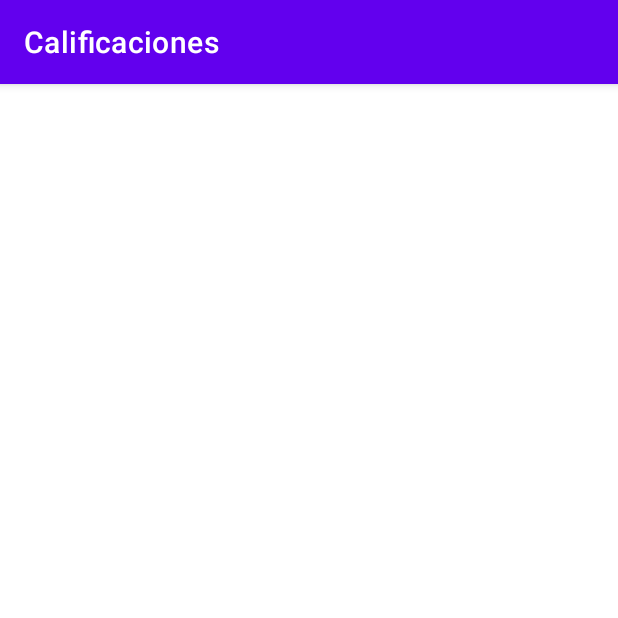
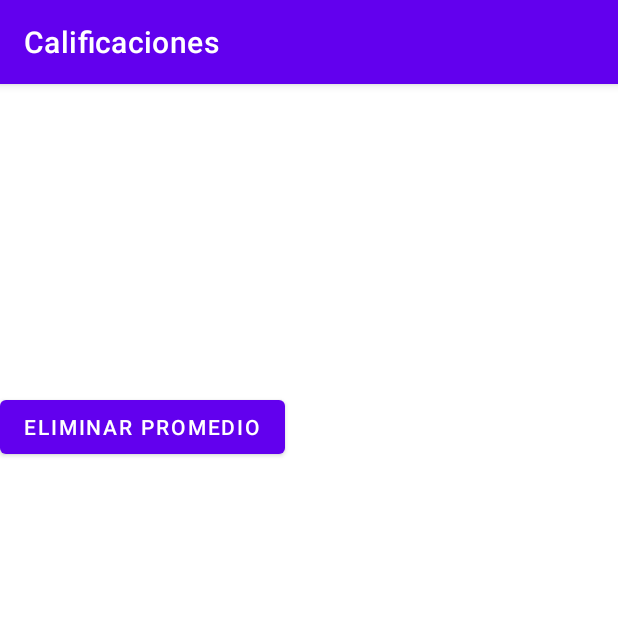
Before and after one commit to JulContreras/Proyecto_Promedios, an Android app: the VerDescripciones screen opened directly, with no data from a screen before it, on a phone screen of 412 x 824 dp, the top half of it. Run offline under Robolectric (Android 15) with nearby library versions, the phone set to English and light mode, and no system bars; 1 statement that could not run was skipped.

Commit message:
Metodo para eliminar descripciones

```diff
--- a/app/src/main/java/com/example/calificaciones/VerDescripciones.java
+++ b/app/src/main/java/com/example/calificaciones/VerDescripciones.java
@@ -1,10 +1,15 @@
 package com.example.calificaciones;
 
+import androidx.appcompat.app.AlertDialog;
 import androidx.appcompat.app.AppCompatActivity;
 import androidx.recyclerview.widget.LinearLayoutManager;
 import androidx.recyclerview.widget.RecyclerView;
 
+import android.content.DialogInterface;
+import android.content.Intent;
 import android.os.Bundle;
+import android.view.View;
+import android.widget.Button;
 import android.widget.Toast;
 
 import com.example.calificaciones.db.DbGrades;
@@ -15,12 +20,14 @@ import java.util.ArrayList;
 public class VerDescripciones extends AppCompatActivity {
     RecyclerView listaDescripcion;
     int id = 0;
+    Button eliminar;
     ArrayList<Descripcion> listaDesc = new ArrayList();
     @Override
     protected void onCreate(Bundle savedInstanceState) {
         super.onCreate(savedInstanceState);
         setContentView(R.layout.activity_ver_descripciones);
         listaDescripcion = findViewById(R.id.listaDescripcion);
+        eliminar = findViewById(R.id.btn_eliminarProm);
         if (savedInstanceState == null){
             Bundle extras = getIntent().getExtras();
             if (extras == null){
@@ -31,7 +38,34 @@ public class VerDescripciones extends AppCompatActivity {
         } else {
             id = (int) savedInstanceState.getSerializable("ID");
         }
+        DbGrades dbGrades = new DbGrades(VerDescripciones.this);
+        eliminar.setOnClickListener(new View.OnClickListener() {
+            @Override
+            public void onClick(View view) {
+                AlertDialog.Builder builder = new AlertDialog.Builder(VerDescripciones.this);
+                builder.setMessage("¿Desea eliminar TODOS los promedios?")
+                        .setPositiveButton("SI", new DialogInterface.OnClickListener() {
+                            @Override
+                            public void onClick(DialogInterface dialogInterface, int i) {
+                                dbGrades.eliminar(id);
+                                Intent intent = new Intent(VerDescripciones.this, MainActivity.class);
+                                startActivity(intent);
+                            }
+                        })
+                        .setNegativeButton("NO", new DialogInterface.OnClickListener() {
+                            @Override
+                            public void onClick(DialogInterface dialogInterface, int i) {
+                                return;
+                            }
+                        }).show();
+            }
+        });
 
+        visualizarDescripcion();
+
+    }
+
+    public void visualizarDescripcion(){
         DbGrades dbGrades = new DbGrades(VerDescripciones.this);
         listaDescripcion.setLayoutManager(new LinearLayoutManager(this));
         AdaptadorDescripcion adapter = new AdaptadorDescripcion(dbGrades.visualizarDesc(id));
--- a/app/src/main/java/com/example/calificaciones/db/DbGrades.java
+++ b/app/src/main/java/com/example/calificaciones/db/DbGrades.java
@@ -110,7 +110,8 @@ public class DbGrades extends DbHelper{
         SQLiteDatabase db = dbHelper.getWritableDatabase();
 
         try{
-            db.execSQL("DELETE FROM " + TABLE_GRADES + " WHERE id = '" + id + "' LIMIT 1" );
+            db.execSQL("DELETE FROM " + TABLE_GRADES + " WHERE id = '" + id + "'" );
+            db.execSQL("DELETE FROM " + TABLE_DESC + " WHERE idStudent = '" + id + "'" );
             correcto = true;
         }catch (Exception ex){
             ex.toString();
--- a/app/src/main/java/com/example/calificaciones/promedio.java
+++ b/app/src/main/java/com/example/calificaciones/promedio.java
@@ -43,6 +43,7 @@ public class promedio extends AppCompatActivity {
             descripcion.add(Descripcion.getText().toString());
             txt_prom.setText(String.valueOf(promediar(Double.parseDouble(grade.getText().toString()), grades.size())));
             grade.setText("");
+            Descripcion.setText("");
         });
 
         delete.setOnClickListener(view -> {
--- a/app/src/main/res/layout/activity_ver_descripciones.xml
+++ b/app/src/main/res/layout/activity_ver_descripciones.xml
@@ -16,4 +16,16 @@
         app:layout_constraintStart_toStartOf="parent"
         app:layout_constraintTop_toTopOf="parent"
         app:layout_constraintVertical_bias="0.0" />
+
+    <Button
+        android:id="@+id/btn_eliminarProm"
+        android:layout_width="wrap_content"
+        android:layout_height="wrap_content"
+        android:text="Eliminar promedio"
+        app:layout_constraintBottom_toBottomOf="parent"
+        app:layout_constraintEnd_toEndOf="parent"
+        app:layout_constraintHorizontal_bias="0.0"
+        app:layout_constraintStart_toStartOf="parent"
+        app:layout_constraintTop_toTopOf="parent"
+        app:layout_constraintVertical_bias="0.284" />
 </androidx.constraintlayout.widget.ConstraintLayout>
```
